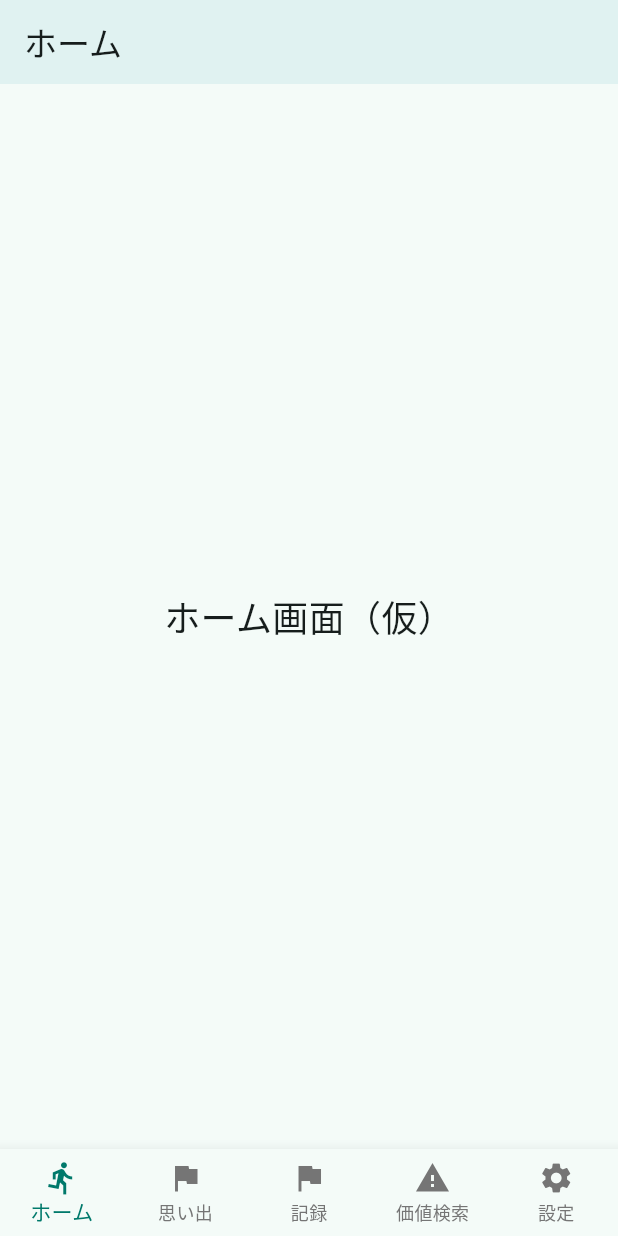
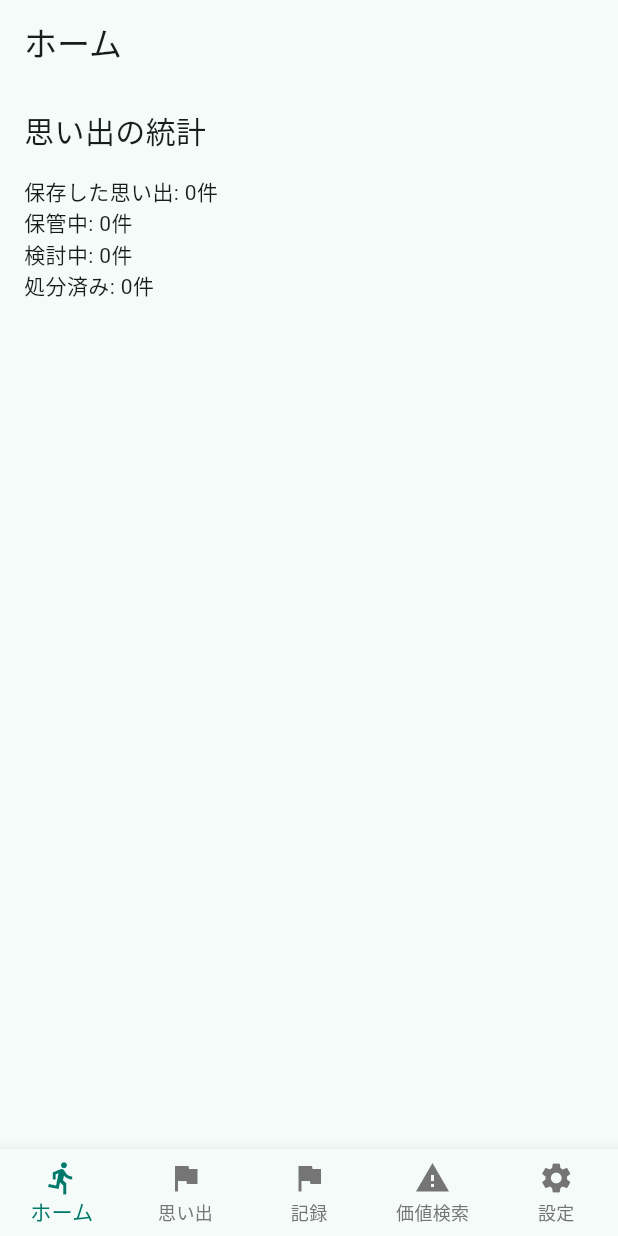
Before and after one commit to team-nup/2025-katazuke-frontend-app-ai-agent-hackathon, a Flutter app: the screen it shows after launch, on a phone screen of 412 x 824 dp. Run offline on Flutter 3.47's test engine with Material 3 defaults, Android fonts, the phone set to English and light mode, and no system bars; our stand-ins replace image_picker, sqflite; accounts and stored records are empty.

Commit message:
処分ステータスなどを取得

```diff
--- a/lib/core/database/repositories/memory_repository.dart
+++ b/lib/core/database/repositories/memory_repository.dart
@@ -125,4 +125,36 @@ class MemoryRepository {
       rethrow;
     }
   }
+
+  static Future<Map<String, int>> getStatistics() async {
+    try {
+      final db = await DatabaseHelper.database;
+      final List<Map<String, dynamic>> result = await db.rawQuery('''
+        SELECT
+          status,
+          COUNT(*) as count
+        FROM ${DatabaseMigration.memoriesTable}
+        GROUP BY status
+      ''');
+
+      final statistics = <String, int>{
+        'total': 0,
+        'keeping': 0,
+        'considering': 0,
+        'disposed': 0,
+      };
+
+      for (final row in result) {
+        final status = row['status'] as String;
+        final count = row['count'] as int;
+        statistics[status] = count;
+        statistics['total'] = statistics['total']! + count;
+      }
+
+      return statistics;
+    } catch (e) {
+      debugPrint('Error getting memory statistics: $e');
+      rethrow;
+    }
+  }
 }
--- a/lib/features/home/home_page.dart
+++ b/lib/features/home/home_page.dart
@@ -1,19 +1,64 @@
 import 'package:flutter/material.dart';
+import '../../core/database/repositories/memory_repository.dart';
 
-class HomePage extends StatelessWidget {
+class HomePage extends StatefulWidget {
   const HomePage({super.key});
+
+  @override
+  State<HomePage> createState() => _HomePageState();
+}
+
+class _HomePageState extends State<HomePage> {
+  Map<String, int> _statistics = {};
+  bool _isLoading = true;
+
+  @override
+  void initState() {
+    super.initState();
+    _loadStatistics();
+  }
+
+  Future<void> _loadStatistics() async {
+    setState(() => _isLoading = true);
+
+    try {
+      final statistics = await MemoryRepository.getStatistics();
+      setState(() {
+        _statistics = statistics;
+        _isLoading = false;
+      });
+    } catch (e) {
+      setState(() => _isLoading = false);
+      if (mounted) {
+        ScaffoldMessenger.of(context).showSnackBar(
+          SnackBar(content: Text('エラー: $e')),
+        );
+      }
+    }
+  }
 
   @override
   Widget build(BuildContext context) {
     return Scaffold(
       appBar: AppBar(
         title: const Text('ホーム'),
-        backgroundColor: Colors.teal.shade50,
       ),
-      body: const Center(
-        child: Text(
-          'ホーム画面（仮）',
-          style: TextStyle(fontSize: 24),
+      body: Padding(
+        padding: const EdgeInsets.all(16.0),
+        child: Column(
+          crossAxisAlignment: CrossAxisAlignment.start,
+          children: [
+            const Text('思い出の統計', style: TextStyle(fontSize: 20)),
+            const SizedBox(height: 16),
+            if (_isLoading)
+              const CircularProgressIndicator()
+            else ...[
+              Text('保存した思い出: ${_statistics['total'] ?? 0}件'),
+              Text('保管中: ${_statistics['keeping'] ?? 0}件'),
+              Text('検討中: ${_statistics['considering'] ?? 0}件'),
+              Text('処分済み: ${_statistics['disposed'] ?? 0}件'),
+            ],
+          ],
         ),
       ),
     );
```
